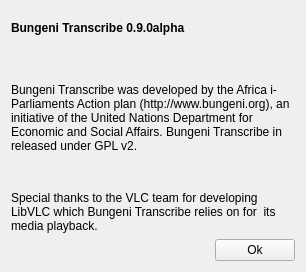
Above: trunk/src/ui/about.ui from kohsah/bungeni-transcriber before the change. Below: the same form after it.
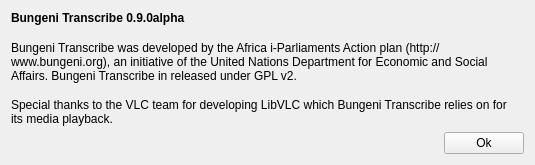
That is the form after the change.

Diff of the .ui file:
```diff
--- a/trunk/src/ui/about.ui
+++ b/trunk/src/ui/about.ui
@@ -6,8 +6,8 @@
    <rect>
     <x>0</x>
     <y>0</y>
-    <width>306</width>
-    <height>272</height>
+    <width>535</width>
+    <height>165</height>
    </rect>
   </property>
   <property name="windowTitle">
```
